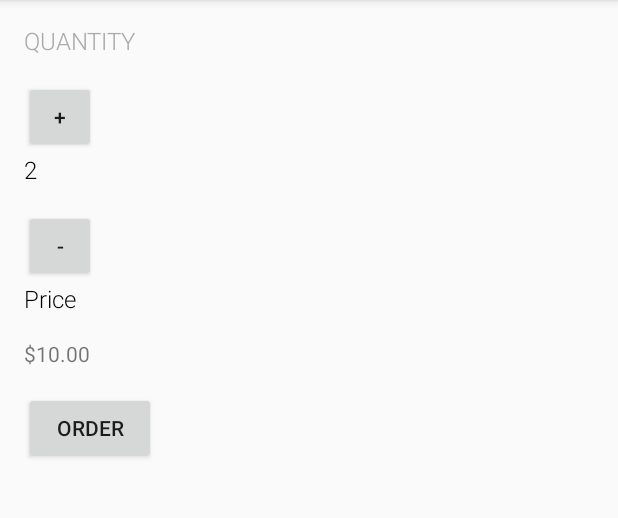
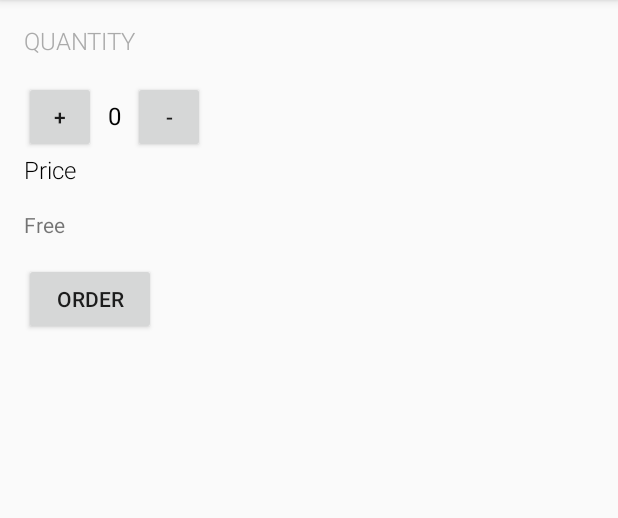
Before and after one commit to Piyush2912/Just-Java, an Android app: the screen it shows after launch (MainActivity), after a tap on "ORDER", on a phone screen of 412 x 824 dp, the part 84-602 px from its top. Run offline under Robolectric (Android 15) with nearby library versions, the phone set to English and light mode, and no system bars.

Commit message:
Added free of cost for any value

```diff
--- a/app/src/main/java/com/example/justjava/MainActivity.java
+++ b/app/src/main/java/com/example/justjava/MainActivity.java
@@ -13,7 +13,7 @@ import java.text.NumberFormat;
  */
 public class MainActivity extends AppCompatActivity {
 
-    int quantity = 2;
+    int quantity = 0;
 
     @Override
     protected void onCreate(Bundle savedInstanceState) {
@@ -25,9 +25,8 @@ public class MainActivity extends AppCompatActivity {
      * This method is called when the order button is clicked.
      */
     public void submitOrder(View view) {
-       int noofcupsofcofee = 2;
-        display(noofcupsofcofee);
-        displayPrice(noofcupsofcofee*5);
+        String priceMessage = "Free";
+        displayMessage(priceMessage);
     }
 
     public void Increment(View view){
@@ -55,4 +54,11 @@ public class MainActivity extends AppCompatActivity {
         TextView quantityTextView = (TextView) findViewById(R.id.quantity_text_view);
         quantityTextView.setText("" + number);
     }
+    /**
+     * This method displays the given text on the screen.
+     */
+    private void displayMessage(String message) {
+        TextView priceTextView = (TextView) findViewById(R.id.price_text_view);
+        priceTextView.setText(message);
+    }
 }
--- a/app/src/main/res/layout/activity_main.xml
+++ b/app/src/main/res/layout/activity_main.xml
@@ -5,71 +5,74 @@
     android:layout_height="match_parent"
     android:orientation="vertical"
     tools:context=".MainActivity">
+
     <LinearLayout
         android:layout_width="match_parent"
         android:layout_height="match_parent"
         android:orientation="vertical"
-    android:padding="16dp"
-    >
+        android:padding="16dp">
+
         <TextView
             android:layout_width="wrap_content"
             android:layout_height="wrap_content"
+            android:layout_marginBottom="16dp"
+            android:fontFamily="sans-serif-light"
             android:text="QUANTITY"
-        android:fontFamily="sans-serif-light"
             android:textColor="@android:color/darker_gray"
             android:textSize="16sp"
+            tools:ignore="MissingConstraints" />
+
+        <LinearLayout
+            android:layout_width="match_parent"
+            android:layout_height="wrap_content"
+            android:orientation="horizontal">
+
+            <Button
+                android:layout_width="48dp"
+                android:layout_height="48dp"
+                android:layout_marginRight="8dp"
+                android:onClick="Increment"
+                android:text="+" />
+
+            <TextView
+                android:id="@+id/quantity_text_view"
+                android:layout_width="wrap_content"
+                android:layout_height="wrap_content"
                 android:layout_marginBottom="16dp"
+                android:text="0"
+                android:textColor="@android:color/black"
+                android:textSize="16sp"
                 tools:ignore="MissingConstraints" />
 
             <Button
                 android:layout_width="48dp"
                 android:layout_height="48dp"
-        android:text="+"
-        android:onClick="Increment"
-
-         />
+                android:layout_marginLeft="8dp"
+                android:onClick="Decrement"
+                android:text="-" />
+        </LinearLayout>
 
         <TextView
             android:layout_width="wrap_content"
             android:layout_height="wrap_content"
-         android:text="0"
-         android:id="@+id/quantity_text_view"
-         android:fontFamily="sans-serif-light"
-         android:textSize="16sp"
-         android:textColor="@android:color/black"
             android:layout_marginBottom="16dp"
-         tools:ignore="MissingConstraints" />
-
-
-    <Button
-        android:layout_width="48dp"
-        android:layout_height="48dp"
-        android:text="-"
-        android:onClick="Decrement"
-        />
-
-    <TextView
-        android:layout_width="wrap_content"
-        android:layout_height="wrap_content"
             android:fontFamily="sans-serif-light"
             android:text="Price"
             android:textColor="@android:color/black"
-        android:textSize="16dp"
-        android:layout_marginBottom="16dp"
-        />
+            android:textSize="16dp" />
+
         <TextView
+            android:id="@+id/price_text_view"
             android:layout_width="wrap_content"
             android:layout_height="wrap_content"
-        android:text="0"
-        android:id="@+id/price_text_view"
             android:layout_marginBottom="16dp"
-        />
+            android:text="0" />
+
         <Button
             android:layout_width="wrap_content"
             android:layout_height="wrap_content"
-        android:text="Order"
             android:onClick="submitOrder"
-        />
+            android:text="Order" />
     </LinearLayout>
 
 </androidx.constraintlayout.widget.ConstraintLayout>
```
Lines whose indentation alone changed are shown as unchanged.
